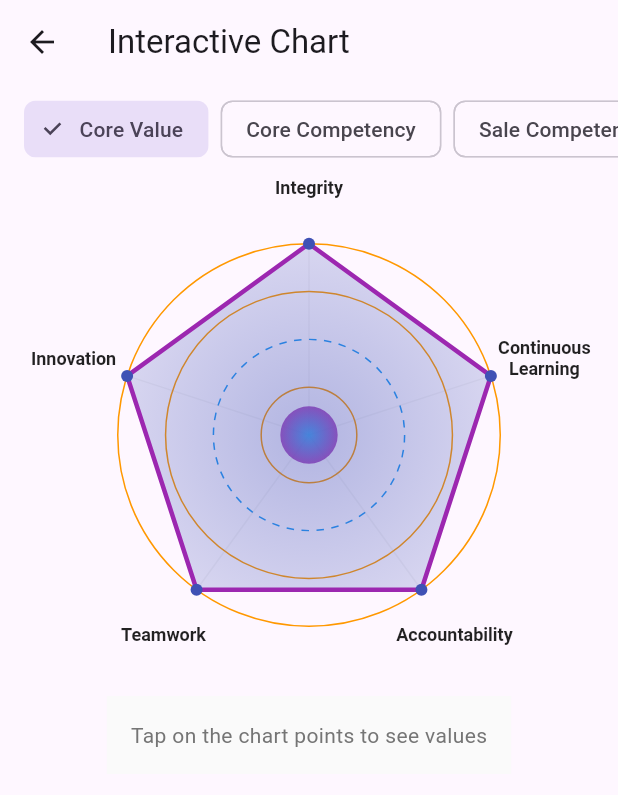
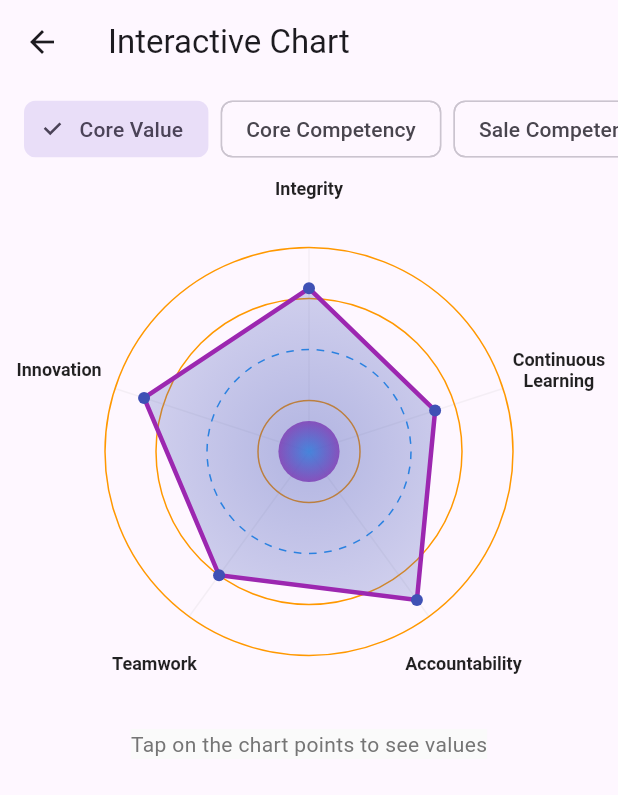
Before and after one commit to LILININL/LinSpiderMonkeyChard, a Flutter app: the screen it shows after launch, after a tap on "Interactive Chart Demo", on a phone screen of 412 x 824 dp. Shown: the top 795 px of the screen. Run offline on Flutter 3.47's test engine with Material 3 defaults, Android fonts, the phone set to English and light mode, and no system bars.

Commit message:
feat: 🎸 Chrad auto resize

```diff
--- a/example/lib/demo_pages/interactive_demo.dart
+++ b/example/lib/demo_pages/interactive_demo.dart
@@ -56,16 +56,13 @@ class _InteractiveDemoState extends State<InteractiveDemo> {
           ),
 
           // Chart Area
-          Container(
-            width: 1500,
-            // height: ?,
-            child: Padding(
-              padding: const EdgeInsets.all(24.0),
-              child: InteractiveSpiderChart(
+          InteractiveSpiderChart(
             labels: labels,
-                data: [100, 100, 100, 100, 100],
+            data: data,
             maxValue: 100,
-                size: Size.infinite,
+            // Use Size.fromHeight to set base height, allowing width to be flexible
+            // and height to expand if autoHeightAdjustment is triggered.
+            size: const Size.fromHeight(370),
             theme: SpiderChartThemeData(
               labelRadiusFactor: 1.2,
               // กำหนดทิศทางของสามเหลี่ยม (up หรือ down)
@@ -75,15 +72,18 @@ class _InteractiveDemoState extends State<InteractiveDemo> {
               dataLineColor: Colors.purple,
               gridLineColor: Colors.orange,
               // labelOffsetFromChart: 20,
-                  // bubbleOffset: 0,
               chartTopOffset: 0,
-                  titleSelectedLabelTopOffset: 30,
+              bottomPadding: 50, // No extra padding needed now
+              // autoHeightAdjustment: false,
+              titleSelectedLabelTopOffset:
+                  105, // Adjusted to reasonable value (10px up from chart top)
               showTitleSelectedLabel: true,
               bubbleAnchor: BubbleAnchor.label,
               rotateToTop: false,
               rotationDuration: Duration(milliseconds: 1000),
               showSelectedLabel: true,
               titleLabelMode: TitleLabelMode.hidden,
+              titleSlideSpace: 40, // Match new default for compact title space
 
               titleSelectedLabelStyle: TextStyle(
                 color: Colors.black87,
@@ -107,12 +107,10 @@ class _InteractiveDemoState extends State<InteractiveDemo> {
               gradientColors: [Color(0x663F51B5), Color(0x333F51B5)],
             ),
           ),
-            ),
-          ),
 
           // Legend / Info
           Container(
-            padding: const EdgeInsets.all(16),
+            // padding: const EdgeInsets.all(16),
             color: Colors.grey[50],
             child: Column(
               children: [
--- a/lib/widgets/interactive_spider_chart.dart
+++ b/lib/widgets/interactive_spider_chart.dart
@@ -23,7 +23,7 @@ class InteractiveSpiderChart extends StatefulWidget {
     this.showLabels = true,
     this.initialSelectedIndex,
     this.size = const Size(350, 350),
-  }) : labels = labels ?? const [],
+  })  : labels = labels ?? const [],
         data = data ?? const [];
 
   @override
@@ -59,7 +59,7 @@ class _InteractiveSpiderChartState extends State<InteractiveSpiderChart> {
 
     final centerX = chartSize.width / 2;
     final centerY = chartSize.height / 2;
-    final radius = min(chartSize.width, chartSize.height) / 2 * 0.85;
+    final radius = min(chartSize.width, chartSize.height) / 2 * 0.90;
 
     double targetRadius;
     if (widget.theme.bubbleAnchor == BubbleAnchor.dataPoint) {
@@ -68,8 +68,7 @@ class _InteractiveSpiderChartState extends State<InteractiveSpiderChart> {
               widget.maxValue;
       targetRadius = radius * value;
     } else {
-      targetRadius =
-          (radius + widget.theme.labelOffsetFromChart) *
+      targetRadius = (radius + widget.theme.labelOffsetFromChart) *
           widget.theme.labelRadiusFactor;
     }
 
@@ -116,28 +115,21 @@ class _InteractiveSpiderChartState extends State<InteractiveSpiderChart> {
   Widget build(BuildContext context) {
     return LayoutBuilder(
       builder: (context, constraints) {
-        // Determine the available size for the chart
-        double width = widget.size.width;
-        double height = widget.size.height;
+        // 1. Determine available width/height from constraints
+        double width = constraints.maxHeight.isFinite
+            ? constraints.maxWidth
+            : widget.size.width;
+        double height = constraints.maxHeight.isFinite
+            ? constraints.maxHeight
+            : widget.size.height;
 
-        // If size is infinite, use parent constraints
-        if (width.isInfinite) {
-          width = constraints.maxWidth;
-        } else {
+        // 2. Fallback for infinite/unbounded cases
+        if (width.isInfinite) width = 320;
+        if (height.isInfinite) height = 320;
+
+        // Ensure we stay within constraints if they are bounded
         width = width.clamp(0.0, constraints.maxWidth);
-        }
-        if (height.isInfinite) {
-          // If height is infinite, we try to use maxHeight.
-          // We subtract 100 to account for the bubble space we add below,
-          // effectively making the chart fit within the available space.
-          height = constraints.maxHeight - 100;
-        } else {
         height = height.clamp(0.0, constraints.maxHeight);
-        }
-
-        // Fallback if still infinite or invalid
-        if (width.isInfinite || width <= 0) width = 300;
-        if (height.isInfinite || height <= 0) height = 300;
 
         final bool isTitleVisible =
             widget.theme.titleLabelMode == TitleLabelMode.shown &&
@@ -148,26 +140,37 @@ class _InteractiveSpiderChartState extends State<InteractiveSpiderChart> {
           if (!mounted) return;
           _lastTitleVisible = isTitleVisible;
         });
+
         final double titleSpace = widget.theme.titleSlideSpace;
-        final double extraTitleSpace = isTitleVisible ? titleSpace : 0.0;
-        final double chartTopOffset =
-            widget.theme.chartTopOffset + extraTitleSpace;
-        final double totalHeight = height + extraTitleSpace;
+        // logic: if title is visible, we might want to reserve space or slide things?
+        // But for "fit to parent", we usually want the chart to be centered in the available space.
+        // If enableTitleSlide is on, we might shift the chart down.
+
         final Duration slideDuration = widget.theme.enableTitleSlide
             ? widget.theme.titleSlideDuration
             : Duration.zero;
-        final Duration titleSwitchDuration = shouldAnimateTitle
-            ? slideDuration
-            : Duration.zero;
+        final Duration titleSwitchDuration =
+            shouldAnimateTitle ? slideDuration : Duration.zero;
         final Curve slideCurve = widget.theme.titleSlideCurve;
         final double slideOffset = shouldAnimateTitle ? -0.2 : 0.0;
-        final double chartLeft = ((constraints.maxWidth - width) / 2).clamp(
-          0.0,
-          double.infinity,
-        );
 
-        final chartSize = Size(width, height);
-        final radius = min(width, height) / 2 * 0.85;
+        // Calculate chart area size
+
+        // SELF-CONTAINED LOGIC:
+        final double extraTitleSpace = isTitleVisible ? titleSpace : 0.0;
+
+        // 1. Chart Top moves down to make room for title
+        final double activeChartTop =
+            widget.theme.chartTopOffset + extraTitleSpace;
+
+        // 2. Available height for the spider chart itself is reduced
+        final double availableChartHeight = height - extraTitleSpace;
+
+        // 3. Radius is calculated based on the SMALLER of width or availableHeight
+        // Note: We use availableChartHeight here so the chart shrinks to fit
+        final radius = min(width, availableChartHeight) / 2 * 90;
+
+        final chartSize = Size(width, availableChartHeight);
 
         Offset? bubbleOffset;
         TriangleDirection currentTriangleDirection =
@@ -181,17 +184,9 @@ class _InteractiveSpiderChartState extends State<InteractiveSpiderChart> {
           if (widget.theme.autoTriangleDirection) {
             final angleStep = (2 * pi) / widget.labels.length;
             final angle = (-pi / 2) + (angleStep * selectedIndex!);
-            // Normalize angle to 0..2pi
             double normalizedAngle = angle % (2 * pi);
             if (normalizedAngle < 0) normalizedAngle += 2 * pi;
 
-            // If angle is in the bottom half (0 to pi), point up.
-            // Top half (pi to 2pi or -pi to 0), point down.
-            // Note: -pi/2 is top. 0 is right. pi/2 is bottom. pi is left.
-            // So bottom half is roughly 0 to pi in standard math, but here -pi/2 is top.
-            // Let's check sin(angle).
-            // sin(-pi/2) = -1 (top). sin(pi/2) = 1 (bottom).
-            // So if sin(angle) > 0, it's in the bottom half.
             if (sin(angle) > 0) {
               currentTriangleDirection = TriangleDirection.up;
             } else {
@@ -200,15 +195,13 @@ class _InteractiveSpiderChartState extends State<InteractiveSpiderChart> {
           }
         }
 
-        // Calculate top position for rotateToTop case
         double rotateToTopTop = 0;
         if (widget.theme.rotateToTop &&
             selectedIndex != null &&
             widget.labels.isNotEmpty) {
           double targetRadius;
           if (widget.theme.bubbleAnchor == BubbleAnchor.dataPoint) {
-            final value =
-                (selectedIndex! < widget.data.length
+            final value = (selectedIndex! < widget.data.length
                     ? (widget.data[selectedIndex!] ?? 0)
                     : 0) /
                 widget.maxValue;
@@ -216,32 +209,64 @@ class _InteractiveSpiderChartState extends State<InteractiveSpiderChart> {
           } else {
             targetRadius = radius + widget.theme.labelOffsetFromChart;
           }
-          // When rotated to top, the point is at -pi/2 (top).
-          // Center Y is height/2. Top is height/2 - radius.
-          // So position is center - targetRadius.
-          rotateToTopTop = chartTopOffset + (height / 2) - targetRadius;
+          // Center Y is availableChartHeight/2. Top is availableChartHeight/2 - radius.
+          rotateToTopTop =
+              activeChartTop + (availableChartHeight / 2) - targetRadius;
         }
+
+        double bottomOverflow = 0.0;
+        if (!widget.theme.rotateToTop &&
+            selectedIndex != null &&
+            widget.labels.isNotEmpty) {
+          // Calculate if bubble overflows bottom
+          if (bubbleOffset != null) {
+            final double bubbleY = activeChartTop + bubbleOffset.dy;
+
+            // Use bottomPadding as the estimated height/space needed for the bubble
+            final double estimatedBubbleHeight = widget.theme.bottomPadding;
+
+            double bubbleBottomY;
+            if (currentTriangleDirection == TriangleDirection.up) {
+              // Point is up, body is down. bubbleOffset is tip.
+              bubbleBottomY = bubbleY + estimatedBubbleHeight;
+            } else {
+              // Point is down, body is up. bubbleOffset is tip.
+              bubbleBottomY = bubbleY;
+            }
+
+            // Only calculate overflow if autoHeightAdjustment is enabled
+            if (widget.theme.autoHeightAdjustment) {
+              // Check against total frame height
+              if (bubbleBottomY > height) {
+                bottomOverflow = bubbleBottomY - height;
+              }
+            }
+          }
+        }
+
+        // Logic fix for Title Position:
+        // Anchored at the top of the actual chart (activeChartTop).
+        // user's titleSelectedLabelTopOffset "moves it up" -> so we subtract.
+        final double titleTopPosition =
+            activeChartTop - widget.theme.titleSelectedLabelTopOffset;
+
+        // Height calculation in AnimatedContainer
+        // We do NOT add extraTitleSpace here anymore.
+        // We only add bottomOverflow if auto-adjustment is on.
+        final double containerHeight = height + bottomOverflow;
 
         return AnimatedContainer(
           duration: slideDuration,
           curve: slideCurve,
           width: width,
-          height: totalHeight,
-          child: TweenAnimationBuilder<double>(
-            tween: Tween(end: _targetRotation),
-            duration: widget.theme.rotationDuration,
-            curve: Curves.easeInOut,
-            builder: (context, rotation, child) {
-              return Stack(
-                alignment: Alignment.center,
+          height: containerHeight,
+          child: Stack(
+            alignment: Alignment.center, // Main stack center
             clipBehavior: Clip.none,
             children: [
+              // Title Label
               Positioned(
-                    top:
-                        (height / 2) -
-                        radius -
-                        100 +
-                        widget.theme.titleSelectedLabelTopOffset,
+                top: titleTopPosition,
                 left: 16,
                 right: 16,
                 child: AnimatedSwitcher(
@@ -279,15 +304,27 @@ class _InteractiveSpiderChartState extends State<InteractiveSpiderChart> {
                         ),
                 ),
               ),
+
+              // The Chart itself
               AnimatedPositioned(
                 duration: slideDuration,
                 curve: slideCurve,
-                    top: chartTopOffset,
-                    left: chartLeft,
+                top: activeChartTop,
+                left: 0,
+                right: 0,
+                // We use specific width/height for the chart container
+                height: availableChartHeight,
+                child: Center(
                   child: SizedBox(
                     width: width,
-                      height: height,
-                      child: SpiderChart(
+                    height: availableChartHeight,
+                    child: TweenAnimationBuilder<double>(
+                        tween: Tween(end: _targetRotation),
+                        duration: widget.theme.rotationDuration,
+                        curve: Curves
+                            .easeInOut, // Apply rotation curve here too if needed
+                        builder: (context, rotation, child) {
+                          return SpiderChart(
                             labels: widget.labels,
                             data: widget.data,
                             maxValue: widget.maxValue,
@@ -298,43 +335,47 @@ class _InteractiveSpiderChartState extends State<InteractiveSpiderChart> {
                             onLabelTap: (index, offset) {
                               _updateSelection(index);
                             },
+                          );
+                        }),
                   ),
                 ),
               ),
+
+              // Bubbles
               if (selectedIndex != null && widget.labels.isNotEmpty)
                 widget.theme.rotateToTop
                     ? Positioned(
-                            left: chartLeft + (width / 2),
+                        left: (width / 2), // relative to container
                         top: rotateToTopTop,
                         child: FractionalTranslation(
                           translation: const Offset(-0.5, -1.0),
                           child: ScoreBubble(
-                                score:
-                                    (selectedIndex! < widget.data.length
+                            score: (selectedIndex! < widget.data.length
                                     ? widget.data[selectedIndex!]
                                     : 0) ??
                                 0,
                             color: widget.theme.dataLineColor,
-                                triangleDirection:
-                                    widget.theme.triangleDirection,
+                            triangleDirection: widget.theme.triangleDirection,
                           ),
                         ),
                       )
                     : AnimatedPositioned(
                         duration: widget.theme.rotationDuration,
-                            curve: Curves.easeInOut,
+                        curve: Curves.easeInOut, // match rotation
                         left: bubbleOffset != null
-                                ? chartLeft + bubbleOffset.dx
-                                : chartLeft + (width / 2),
-                            top: bubbleOffset != null
-                                ? bubbleOffset.dy + chartTopOffset
-                                : 0,
+                            ? bubbleOffset.dx
+                            // If bubbleOffset is null (shouldn't happen if logic correct), center
+                            : (width / 2),
+
+                        // Add activeChartTop to Y because the Chart is shifted down by that amount
+                        top: (bubbleOffset != null ? bubbleOffset.dy : 0) +
+                            activeChartTop,
+
                         child: TweenAnimationBuilder<double>(
                           duration: widget.theme.rotationDuration,
-                              curve: Curves.easeInOut,
+                          curve: Curves.easeInOut, // match rotation
                           tween: Tween<double>(
-                                end:
-                                    currentTriangleDirection ==
+                            end: currentTriangleDirection ==
                                     TriangleDirection.down
                                 ? 0.0
                                 : 1.0,
@@ -349,8 +390,7 @@ class _InteractiveSpiderChartState extends State<InteractiveSpiderChart> {
                                   children: [
                                     ScoreBubble(
                                       score:
-                                              (selectedIndex! <
-                                                      widget.data.length
+                                          (selectedIndex! < widget.data.length
                                                   ? widget.data[selectedIndex!]
                                                   : 0) ??
                                               0,
@@ -367,15 +407,12 @@ class _InteractiveSpiderChartState extends State<InteractiveSpiderChart> {
                                           alignment: Alignment.center,
                                           child: ClipPath(
                                             clipper: TriangleClipper(
-                                                  direction:
-                                                      TriangleDirection.down,
+                                              direction: TriangleDirection.down,
                                             ),
                                             child: Container(
                                               width: 20,
                                               height: 10,
-                                                  color: widget
-                                                      .theme
-                                                      .dataLineColor,
+                                              color: widget.theme.dataLineColor,
                                             ),
                                           ),
                                         ),
@@ -389,8 +426,6 @@ class _InteractiveSpiderChartState extends State<InteractiveSpiderChart> {
                         ),
                       ),
             ],
-              );
-            },
           ),
         );
       },
--- a/lib/widgets/spider_chart_theme.dart
+++ b/lib/widgets/spider_chart_theme.dart
@@ -120,6 +120,20 @@ class SpiderChartThemeData {
   /// Where to anchor the score bubble (label or data point)
   final BubbleAnchor bubbleAnchor;
 
+  /// The padding (in logical pixels) to add to the bottom of the chart when calculating content overflow.
+  /// This allows pushing down subsequent widgets (like those in a Column) when a bottom-aligned score bubble appears,
+  /// preventing overlap.
+  final double bottomPadding;
+
+  /// Whether to automatically adjust the chart's height to accommodate the score bubble when it appears
+  /// at the bottom.
+  ///
+  /// If true (default), the chart will expand its height (and push sibling widgets down) if the bubble
+  /// overflows the bottom edge.
+  /// If false, the chart height remains fixed, and the bubble may be clipped or overlap other widgets
+  /// depending on layout.
+  final bool autoHeightAdjustment;
+
   const SpiderChartThemeData({
     this.gridLineColor = const Color(
       0x4D9E9E9E,
@@ -154,7 +168,7 @@ class SpiderChartThemeData {
     bool? showTitleSelectedLabel,
     TitleLabelMode titleLabelMode = TitleLabelMode.hidden,
     this.titleLabelBehavior = TitleLabelBehavior.always,
-    this.titleSlideSpace = 60.0,
+    this.titleSlideSpace = 40.0,
     this.enableTitleSlide = true,
     this.titleSlideDuration = const Duration(milliseconds: 450),
     this.titleSlideCurve = Curves.easeInOutCubic,
@@ -177,7 +191,9 @@ class SpiderChartThemeData {
     this.triangleDirection = TriangleDirection.down,
     this.autoTriangleDirection = true,
     this.bubbleAnchor = BubbleAnchor.label,
-  }) : titleLabelMode = showTitleSelectedLabel != null
+    this.bottomPadding = 0.0,
+    this.autoHeightAdjustment = true,
+  })  : titleLabelMode = showTitleSelectedLabel != null
             ? (showTitleSelectedLabel
                 ? TitleLabelMode.shown
                 : TitleLabelMode.hidden)
@@ -223,6 +239,10 @@ class SpiderChartThemeData {
     TriangleDirection? triangleDirection,
     bool? autoTriangleDirection,
     BubbleAnchor? bubbleAnchor,
+    bool? useSpline,
+    double? splineTension,
+    double? bottomPadding,
+    bool? autoHeightAdjustment,
   }) {
     final resolvedTitleLabelMode = showTitleSelectedLabel != null
         ? (showTitleSelectedLabel
@@ -273,6 +293,9 @@ class SpiderChartThemeData {
       autoTriangleDirection:
           autoTriangleDirection ?? this.autoTriangleDirection,
       bubbleAnchor: bubbleAnchor ?? this.bubbleAnchor,
+      useSpline: useSpline ?? this.useSpline,
+      bottomPadding: bottomPadding ?? this.bottomPadding,
+      autoHeightAdjustment: autoHeightAdjustment ?? this.autoHeightAdjustment,
     );
   }
 }
--- a/pubspec.yaml
+++ b/pubspec.yaml
@@ -2,7 +2,7 @@ name: lin_spider_monkey_chart
 description: "A Flutter widget library for rendering spider/radar charts with interactive features."
 repository: https://github.com/LILININL/chard
 homepage: https://whylin.xyz
-version: 1.0.8
+version: 1.1.3
 
 environment:
   sdk: ^3.0.0
```
Also changed, not shown: lib/chart_detail_page.dart (+9 -12 lines), lib/widgets/spider_chart.dart (+5 -7 lines), 10 other files. Lines whose indentation alone changed are shown as unchanged.
